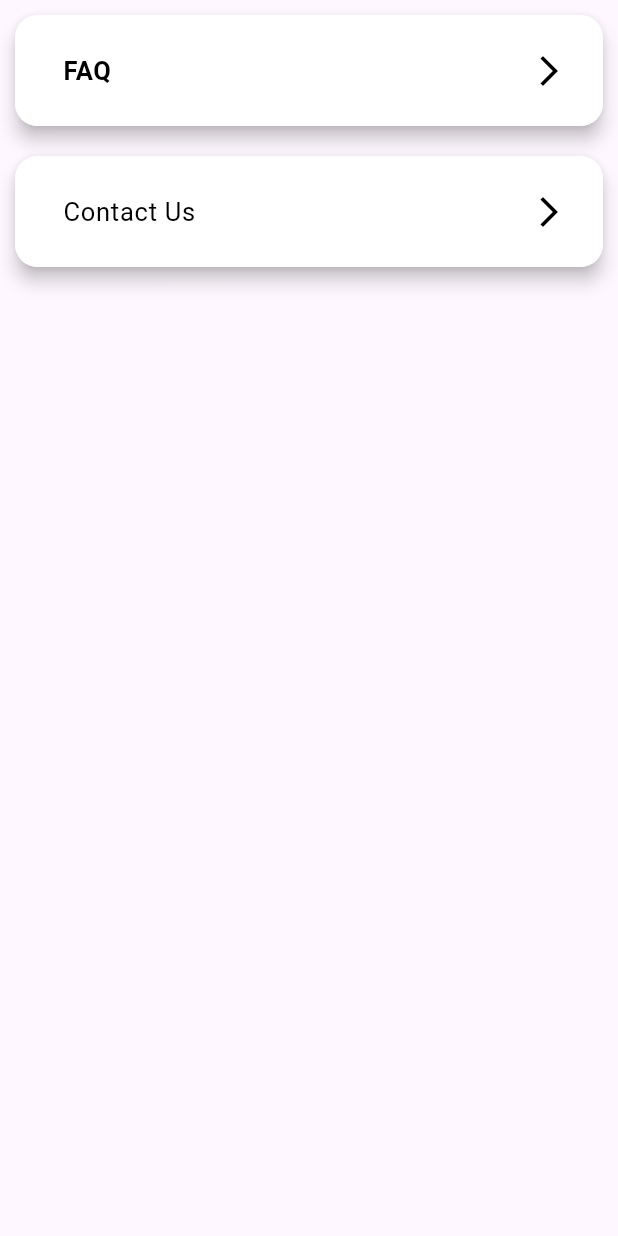
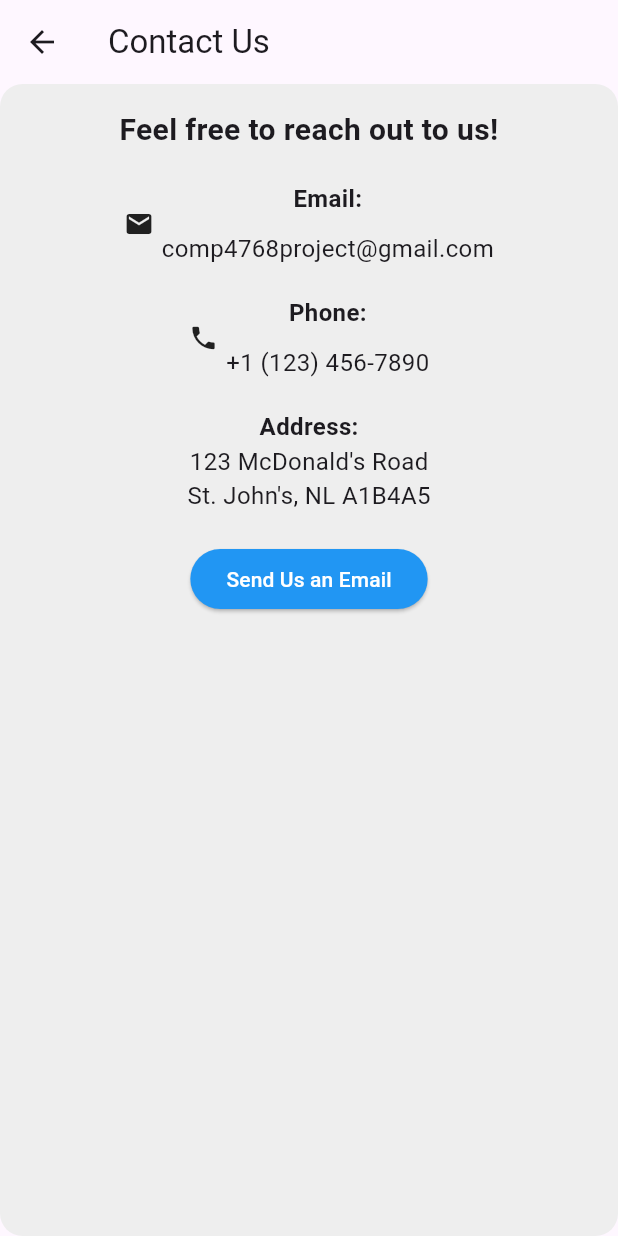
Before and after one commit to AyonDebnath/FLIGHT-SAVVY-APP, a Flutter app: the CardList widget shown alone on an empty page, opened directly, after a tap on "Contact Us", on a phone screen of 412 x 824 dp. Run offline on Flutter 3.47's test engine with Material 3 defaults, Android fonts, the light colour scheme and no system bars; our stand-ins replace animated_toggle_switch, cloud_firestore, csv, curved_navigation_bar, firebase_auth, firebase_core and 5 more; accounts and stored records are empty.

Commit message:
contact us page done

```diff
--- a/flight_savvy/lib/main.dart
+++ b/flight_savvy/lib/main.dart
@@ -3,7 +3,6 @@ import 'package:flutter/material.dart';
 import 'package:firebase_core/firebase_core.dart';
 import 'package:flight_savvy/view/login_view.dart';
 import 'view/profile_view.dart';
-import 'model/user.dart';
 
 void main() async {
   WidgetsFlutterBinding.ensureInitialized();
--- a/flight_savvy/lib/model/user.dart
+++ /dev/null
@@ -1,11 +0,0 @@
-class User {
-  final String name;
-  final String email;
-  final String profileImage;
-
-  User({
-    required this.name,
-    required this.email,
-    required this.profileImage,
-  });
-}
--- /dev/null
+++ b/flight_savvy/lib/view/contactUs_view.dart
@@ -0,0 +1,110 @@
+import 'package:flutter/material.dart';
+import 'package:url_launcher/url_launcher.dart';
+import 'package:url_launcher/url_launcher_string.dart';
+
+class ContactUs extends StatelessWidget {
+  @override
+  Widget build(BuildContext context) {
+    return Scaffold(
+      appBar: AppBar(
+        title: Text('Contact Us'),
+      ),
+      body: Center(
+        child: Container(
+          padding: EdgeInsets.all(16),
+          decoration: BoxDecoration(
+            color: Colors.grey[200], // Background color
+            borderRadius: BorderRadius.circular(15), // Rounded corners
+          ),
+          child: Column(
+            crossAxisAlignment: CrossAxisAlignment.center,
+            children: [
+              Text(
+                'Feel free to reach out to us!',
+                style: TextStyle(
+                  fontSize: 20,
+                  fontWeight: FontWeight.bold,
+                ),
+                textAlign: TextAlign.center,
+              ),
+              SizedBox(height: 20),
+              ContactInfo(
+                icon: Icons.email,
+                label: 'Email:',
+                value: 'comp4768project@gmail.com',
+              ),
+              SizedBox(height: 20),
+              ContactInfo(
+                icon: Icons.phone,
+                label: 'Phone:',
+                value: '+1 (123) 456-7890',
+              ),
+              SizedBox(height: 20),
+              Text(
+                'Address:',
+                style: TextStyle(fontSize: 16, fontWeight: FontWeight.bold),
+              ),
+              Text(
+                '123 McDonald\'s Road',
+                style: TextStyle(fontSize: 16),
+              ),
+              Text(
+                'St. John\'s, NL A1B4A5',
+                style: TextStyle(fontSize: 16),
+              ),
+              SizedBox(height: 20),
+              ElevatedButton(
+                onPressed: () {},
+                child: Text('Send Us an Email'),
+                style: ElevatedButton.styleFrom(
+                  primary: Colors.blue, // Button color
+                  onPrimary: Colors.white, // Text color
+                ),
+              ),
+            ],
+          ),
+        ),
+      ),
+    );
+  }
+}
+
+class ContactInfo extends StatelessWidget {
+  final IconData icon;
+  final String label;
+  final String value;
+
+  const ContactInfo({
+    required this.icon,
+    required this.label,
+    required this.value,
+  });
+
+  @override
+  Widget build(BuildContext context) {
+    return Row(
+      mainAxisAlignment: MainAxisAlignment.center,
+      children: [
+        Icon(icon, size: 20),
+        SizedBox(width: 5),
+        Column(
+          crossAxisAlignment: CrossAxisAlignment.center,
+          children: [
+            Text(
+              label,
+              style: TextStyle(
+                fontSize: 16,
+                fontWeight: FontWeight.bold,
+              ),
+            ),
+            SizedBox(height: 10),
+            Text(
+              value,
+              style: TextStyle(fontSize: 16),
+            ),
+          ],
+        ),
+      ],
+    );
+  }
+}
--- a/flight_savvy/lib/view/profile_view.dart
+++ b/flight_savvy/lib/view/profile_view.dart
@@ -54,13 +54,6 @@ class ProfilePage extends StatelessWidget {
             color: Colors.grey,
             height: 1.0,
           ), // Set the preferred size of the underline
-        ),
-        leading: IconButton(
-          icon: Icon(Icons.arrow_back),
-          onPressed: () {
-            // Handle back button press
-            Navigator.of(context).pop();
-          },
         ),
       ),
       body: ListView(
--- a/flight_savvy/lib/view/support_view.dart
+++ b/flight_savvy/lib/view/support_view.dart
@@ -1,5 +1,6 @@
 import 'package:flutter/material.dart';
 import 'FAQ_view.dart';
+import 'contactUs_view.dart';
 
 class support extends StatefulWidget {
   const support({super.key});
@@ -110,7 +111,9 @@ class CardList extends StatelessWidget {
 
     return GestureDetector(
       onTap: () {
-        print("index:$index pressed");
+        Navigator.of(context).push(
+          MaterialPageRoute(builder: (context) => ContactUs()),
+        );
       },
       child: Card(
         elevation: 5.0,
--- a/flight_savvy/pubspec.yaml
+++ b/flight_savvy/pubspec.yaml
@@ -44,6 +44,7 @@ dependencies:
   xml2json: ^6.2.1
   xml: ^6.3.0
   csv: ^5.1.1
+  url_launcher: ^6.0.12
 
 
   # The following adds the Cupertino Icons font to your application.
```
Also changed, not shown: flight_savvy/pubspec.lock, 6 other files.
